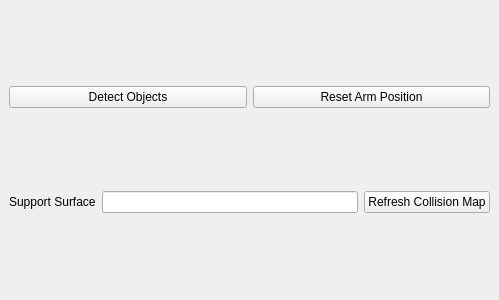
First picture: the form in sr_gui_manipulation/ui/SrGuiManipulation.ui, repository TezChan/sr-manipulation, before the edit.
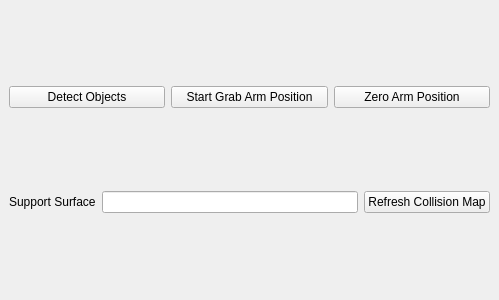
Second picture: the form after the edit.

Commit message: YAML driven position buttons.

What changed in the file:
```diff
--- a/sr_gui_manipulation/ui/SrGuiManipulation.ui
+++ b/sr_gui_manipulation/ui/SrGuiManipulation.ui
@@ -27,7 +27,23 @@
       <item>
        <widget class="QPushButton" name="btn_reset_arm_position">
         <property name="text">
-         <string>Reset Arm Position</string>
+         <string>Start Grab Arm Position</string>
+        </property>
+        <property name="default">
+         <bool>false</bool>
+        </property>
+        <property name="flat">
+         <bool>false</bool>
+        </property>
+       </widget>
+      </item>
+      <item>
+       <widget class="QPushButton" name="btn_zero_position">
+        <property name="toolTip">
+         <string>Set all arm motors to 0.</string>
+        </property>
+        <property name="text">
+         <string>Zero Arm Position</string>
         </property>
        </widget>
       </item>
```
Left out of the diff: 8 changed lines with no effect on the pictures. The commit also changes 2 other files.
